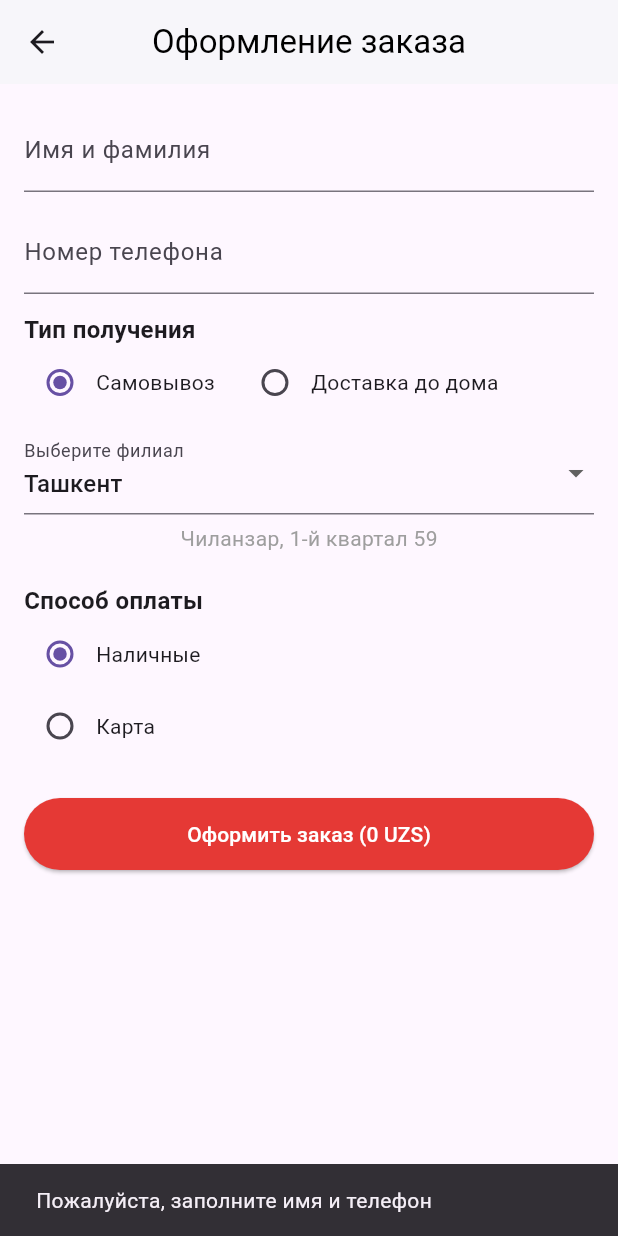
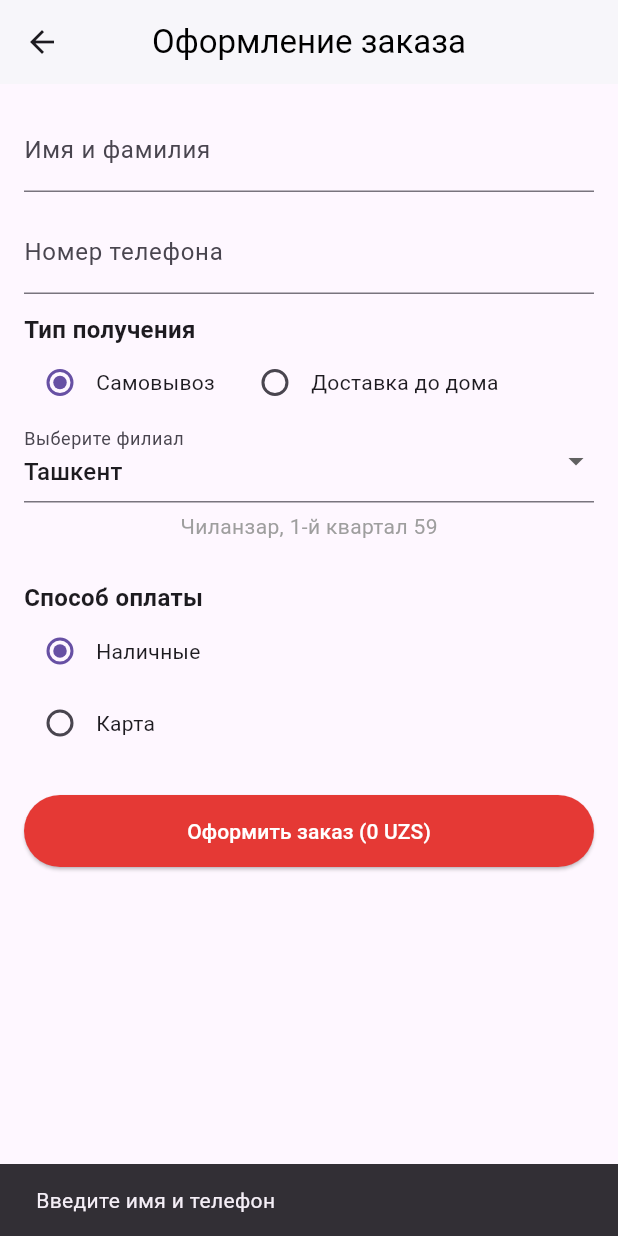
Before and after one commit to ParvizDeveloper/Flutter-Status-Shop, a Flutter app: the OrderPage screen opened directly with empty values, after a tap on an icon or button, on a phone screen of 412 x 824 dp. Run offline on Flutter 3.47's test engine with Material 3 defaults, Android fonts, the phone set to English and light mode, and no system bars; our stand-ins replace cloud_firestore, connectivity_plus, firebase_auth, firebase_core, shared_preferences; accounts and stored records are empty.

Commit message:
Commit Pre-Relise. Add My orders page, bugfix

```diff
--- a/lib/pages/order_page.dart
+++ b/lib/pages/order_page.dart
@@ -28,7 +28,7 @@ class _OrderPageState extends State<OrderPage> {
   String _paymentMethod = "cash";
   String _deliveryType = "pickup";
 
-  /// Многоязычные города + адреса
+  /// Города многоязычные
   final Map<String, Map<String, Map<String, String>>> branches = {
     "tashkent": {
       "name": {"ru": "Ташкент", "uz": "Toshkent", "en": "Tashkent"},
@@ -60,19 +60,24 @@ class _OrderPageState extends State<OrderPage> {
 
   /// Перевод
   String tr(String ru, String uz, String en) {
-    final lang = Provider.of<LanguageProvider>(context, listen: false).localeCode;
+    final lang =
+        Provider.of<LanguageProvider>(context, listen: false).localeCode;
     if (lang == "ru") return ru;
     if (lang == "uz") return uz;
     return en;
   }
 
+  /// Перевод названий городов
   String trCity(String key) {
-    final lang = Provider.of<LanguageProvider>(context, listen: false).localeCode;
+    final lang =
+        Provider.of<LanguageProvider>(context, listen: false).localeCode;
     return branches[key]!["name"]![lang] ?? branches[key]!["name"]!["ru"]!;
   }
 
+  /// Перевод адресов
   String trAddress(String key) {
-    final lang = Provider.of<LanguageProvider>(context, listen: false).localeCode;
+    final lang =
+        Provider.of<LanguageProvider>(context, listen: false).localeCode;
     return branches[key]!["address"]![lang] ?? branches[key]!["address"]!["ru"]!;
   }
 
@@ -82,52 +87,42 @@ class _OrderPageState extends State<OrderPage> {
     loadUser();
   }
 
-  /// Генерация короткого красивого ID как в Uzum
-  String generateShortId() {
-    final t = DateTime.now().millisecondsSinceEpoch;
-    final hex = t.toRadixString(16).toUpperCase();
-    return hex.substring(hex.length - 6); // последние 6 символов
+  /// Генерация короткого красивого ID как Uzum
+  String generateShortOrderId() {
+    const chars = "ABCDEF0123456789";
+    String id = "";
+    for (int i = 0; i < 6; i++) {
+      id += chars[(DateTime.now().microsecondsSinceEpoch + i) % chars.length];
+    }
+    return "UZ-$id";
   }
 
   Future<void> loadUser() async {
     final user = await LocalStorage.readUserFromTxt();
 
-    _nameController.text = "${user['name'] ?? ''} ${user['surname'] ?? ''}".trim();
+    _nameController.text =
+        "${user['name'] ?? ''} ${user['surname'] ?? ''}".trim();
     _phoneController.text = user['phone'] ?? '';
 
-    final cityRu = user['city'] ?? "Ташкент";
-
-    if (cityRu == "Ташкент") _selectedBranch = "tashkent";
-    else if (cityRu == "Самарканд") _selectedBranch = "samarkand";
-    else if (cityRu == "Бухара") _selectedBranch = "bukhara";
+    final ruCity = user['city'] ?? "Ташкент";
+    if (ruCity == "Ташкент") _selectedBranch = "tashkent";
+    else if (ruCity == "Самарканд") _selectedBranch = "samarkand";
+    else if (ruCity == "Бухара") _selectedBranch = "bukhara";
     else _selectedBranch = "tashkent";
 
     setState(() => loading = false);
   }
 
   Future<void> submitOrder() async {
-    // Validation
     if (_nameController.text.trim().isEmpty ||
         _phoneController.text.trim().isEmpty) {
-      ScaffoldMessenger.of(context).showSnackBar(
-        SnackBar(content: Text(tr(
-          "Пожалуйста, заполните имя и телефон",
-          "Iltimos, ism va telefonni kiriting",
-          "Please provide name and phone",
-        ))),
-      );
+      _show(tr("Введите имя и телефон", "Ism va telefon kiriting", "Enter name and phone"));
       return;
     }
 
     if (_deliveryType == "delivery" &&
         _deliveryAddressController.text.trim().isEmpty) {
-      ScaffoldMessenger.of(context).showSnackBar(
-        SnackBar(content: Text(tr(
-          "Укажите адрес доставки",
-          "Yetkazib berish manzilini kiriting",
-          "Please enter delivery address",
-        ))),
-      );
+      _show(tr("Укажите адрес доставки", "Manzilni kiriting", "Enter delivery address"));
       return;
     }
 
@@ -135,44 +130,27 @@ class _OrderPageState extends State<OrderPage> {
     if (current == null) return;
 
     final uid = current.uid;
-    final email = current.email ?? "";
 
-    /// короткий ID (красивый)
-    final shortId = generateShortId();
-
-    /// длинный ID (для БД)
+    final shortId = generateShortOrderId();
     final orderId = "${uid}_${DateTime.now().millisecondsSinceEpoch}";
 
-    final List<Map<String, dynamic>> items = widget.cartItems.map((item) {
-      return {
-        "name": item["name"], // Map of ru/uz/en
-        "price": item["price"],
-        "quantity": item["quantity"],
-        "meters": item["meters"],
-        "size": item["size"],
-        "image": item["image"],
-        "type": item["type"],
-        "tag": item["tag"],
-        "total": item["total"],
-      };
-    }).toList();
+    final List<Map<String, dynamic>> items =
+        widget.cartItems.map((item) => Map<String, dynamic>.from(item)).toList();
 
     final order = {
       "orderId": orderId,
       "shortId": shortId,
       "uid": uid,
-      "email": email,
+      "email": current.email ?? "",
       "name": _nameController.text.trim(),
       "phone": _phoneController.text.trim(),
-
+      "branch": trCity(_selectedBranch!),
       "branch_key": _selectedBranch,
-      "branch": trCity(_selectedBranch!),
       "branch_address": trAddress(_selectedBranch!),
-
       "delivery_type": _deliveryType,
-      "delivery_address":
-          _deliveryType == "delivery" ? _deliveryAddressController.text.trim() : null,
-
+      "delivery_address": _deliveryType == "delivery"
+          ? _deliveryAddressController.text.trim()
+          : null,
       "payment_method": _paymentMethod,
       "total": widget.totalAmount,
       "items": items,
@@ -183,9 +161,14 @@ class _OrderPageState extends State<OrderPage> {
 
     try {
       await db.collection("orders").doc(orderId).set(order);
-      await db.collection("users").doc(uid).collection("orders").doc(orderId).set(order);
+      await db
+          .collection("users")
+          .doc(uid)
+          .collection("orders")
+          .doc(orderId)
+          .set(order);
 
-      // clear cart
+      // clearing cart
       for (var item in widget.cartItems) {
         await db
             .collection("users")
@@ -195,24 +178,16 @@ class _OrderPageState extends State<OrderPage> {
             .delete();
       }
 
-      ScaffoldMessenger.of(context).showSnackBar(
-        SnackBar(content: Text(tr(
-          "Заказ оформлен!",
-          "Buyurtma rasmiylashtirildi!",
-          "Order placed!",
-        ))),
-      );
+      _show(tr("Заказ оформлен!", "Buyurtma bajarildi!", "Order placed!"));
 
       Navigator.pushReplacementNamed(context, "/my_orders");
     } catch (e) {
-      ScaffoldMessenger.of(context).showSnackBar(
-        SnackBar(content: Text(tr(
-          "Ошибка при оформлении заказа",
-          "Buyurtma berishda xato",
-          "Order failed",
-        ))),
-      );
+      _show(tr("Ошибка оформления", "Xatolik", "Order failed"));
     }
+  }
+
+  void _show(String text) {
+    ScaffoldMessenger.of(context).showSnackBar(SnackBar(content: Text(text)));
   }
 
   @override
@@ -220,7 +195,9 @@ class _OrderPageState extends State<OrderPage> {
     const redColor = Color(0xFFE53935);
 
     if (loading) {
-      return const Scaffold(body: Center(child: CircularProgressIndicator()));
+      return const Scaffold(
+        body: Center(child: CircularProgressIndicator()),
+      );
     }
 
     return Scaffold(
@@ -244,6 +221,7 @@ class _OrderPageState extends State<OrderPage> {
                 labelText: tr("Имя и фамилия", "Ism va familiya", "Full name"),
               ),
             ),
+
             const SizedBox(height: 12),
 
             TextField(
@@ -253,12 +231,13 @@ class _OrderPageState extends State<OrderPage> {
                 labelText: tr("Номер телефона", "Telefon raqami", "Phone number"),
               ),
             ),
+
             const SizedBox(height: 12),
 
             Align(
               alignment: Alignment.centerLeft,
               child: Text(
-                tr("Тип получения", "Qabul turi", "Pickup method"),
+                tr("Тип получения", "Olish turi", "Receive method"),
                 style: const TextStyle(fontSize: 16, fontWeight: FontWeight.w600),
               ),
             ),
@@ -277,28 +256,29 @@ class _OrderPageState extends State<OrderPage> {
                   groupValue: _deliveryType,
                   onChanged: (v) => setState(() => _deliveryType = v!),
                 ),
-                Text(tr("Доставка до дома", "Uyga yetkazish", "Home delivery")),
+                Text(tr("Доставка до дома", "Uyga yetkazish", "Delivery")),
               ],
             ),
-            const SizedBox(height: 8),
 
             DropdownButtonFormField<String>(
               value: _selectedBranch,
               decoration: InputDecoration(
-                labelText: tr("Выберите филиал", "Filialni tanlang", "Choose branch"),
+                labelText: tr("Выберите филиал", "Filial tanlang", "Choose branch"),
               ),
               items: branches.keys
-                  .map((k) => DropdownMenuItem(value: k, child: Text(trCity(k))))
+                  .map((key) =>
+                      DropdownMenuItem(value: key, child: Text(trCity(key))))
                   .toList(),
               onChanged: (v) => setState(() => _selectedBranch = v),
             ),
 
-            const SizedBox(height: 6),
-
             if (_selectedBranch != null)
-              Text(
-                trAddress(_selectedBranch!),
-                style: const TextStyle(color: Colors.grey),
+              Padding(
+                padding: const EdgeInsets.symmetric(vertical: 6),
+                child: Text(
+                  trAddress(_selectedBranch!),
+                  style: const TextStyle(color: Colors.grey),
+                ),
               ),
 
             if (_deliveryType == "delivery") ...[
@@ -307,10 +287,9 @@ class _OrderPageState extends State<OrderPage> {
                 controller: _deliveryAddressController,
                 decoration: InputDecoration(
                   labelText: tr(
-                    "Адрес доставки (город, улица, квартал, дом)",
-                    "Manzil (shahar, ko‘cha, mahalla, uy)",
-                    "Delivery address (city, street, block, house)",
-                  ),
+                      "Адрес доставки (город, улица, дом)",
+                      "Manzil (shahar, ko‘cha, uy)",
+                      "Delivery address"),
                 ),
               ),
             ],
@@ -321,9 +300,11 @@ class _OrderPageState extends State<OrderPage> {
               alignment: Alignment.centerLeft,
               child: Text(
                 tr("Способ оплаты", "To'lov turi", "Payment method"),
-                style: const TextStyle(fontSize: 16, fontWeight: FontWeight.w600),
+                style:
+                    const TextStyle(fontSize: 16, fontWeight: FontWeight.w600),
               ),
             ),
+
             Row(
               children: [
                 Radio<String>(
@@ -342,13 +323,11 @@ class _OrderPageState extends State<OrderPage> {
                   groupValue: _paymentMethod,
                   onChanged: (v) {
                     setState(() => _paymentMethod = v!);
-                    ScaffoldMessenger.of(context).showSnackBar(
-                      SnackBar(
-                        content: Text(tr(
-                          "Оплата картой — в разработке",
-                          "Karta bilan to‘lov ishlab chiqilmoqda",
-                          "Card payment in development",
-                        )),
+                    _show(
+                      tr(
+                        "Оплата картой — в разработке",
+                        "Karta orqali to'lov ishlab chiqilmoqda",
+                        "Card payment coming soon",
                       ),
                     );
                   },
@@ -372,7 +351,7 @@ class _OrderPageState extends State<OrderPage> {
                   style: const TextStyle(color: Colors.white),
                 ),
               ),
-            )
+            ),
           ],
         ),
       ),
```
Also changed, not shown: lib/pages/my_orders.dart (+13 -20 lines), pubspec.lock.
